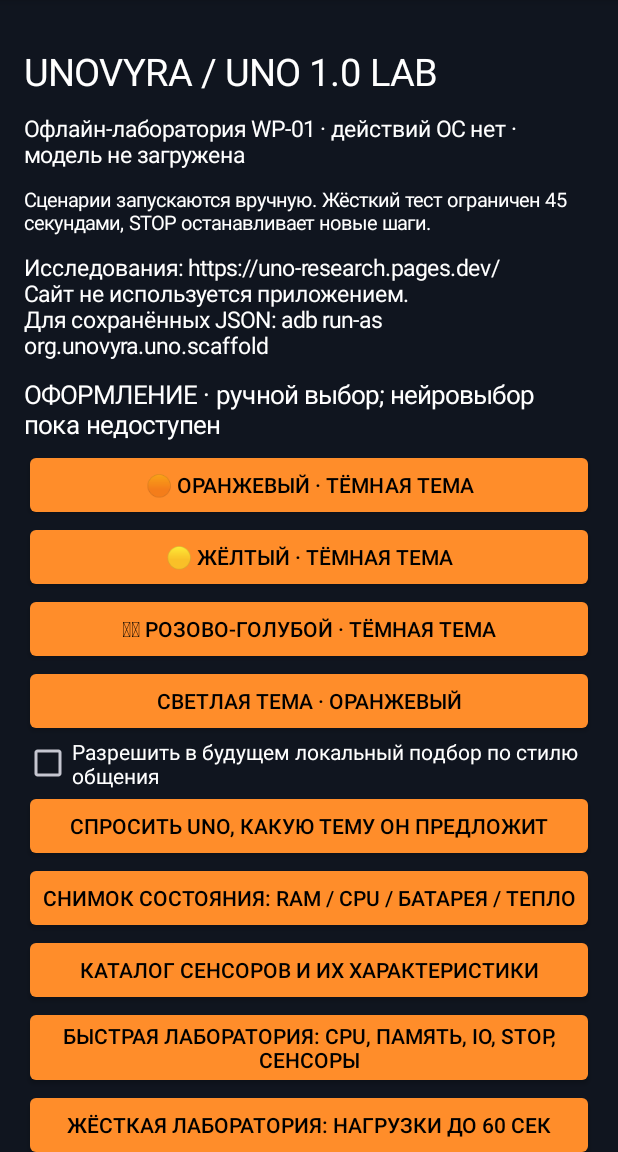
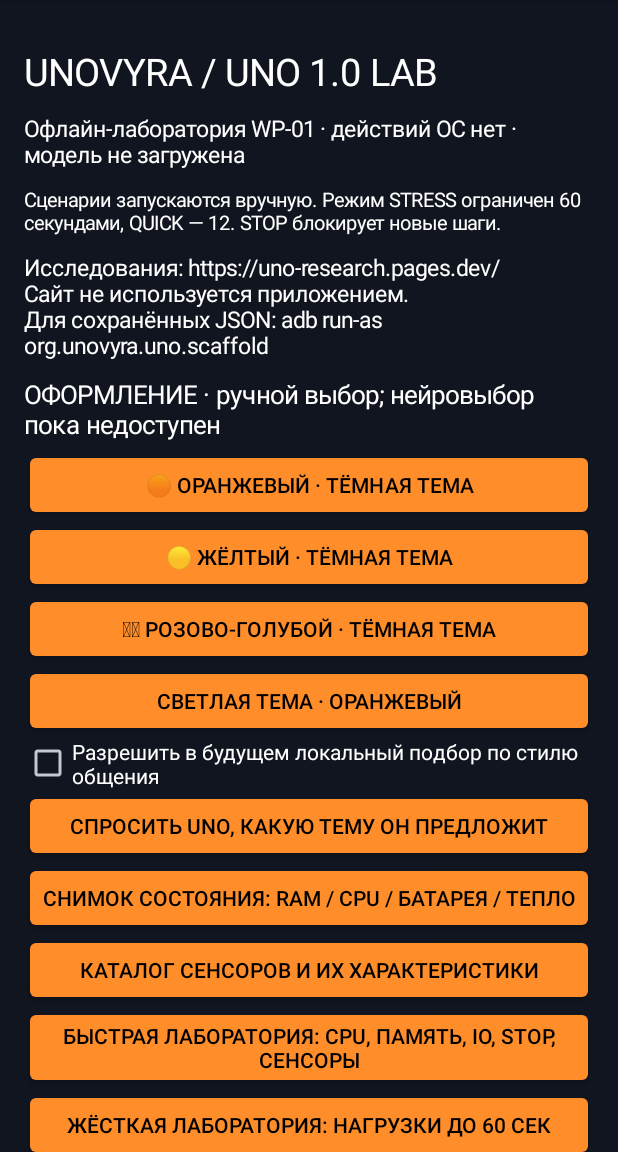
Before and after one commit to ivankondral1998-dot/UNO-android-AI-Agent, an Android app: the screen it shows after launch (UnoActivity), on a phone screen of 412 x 824 dp, the part 84-1236 px from its top. Run offline under Robolectric (Android 15) with nearby library versions, the phone set to English and light mode, and no system bars.

Commit message:
fix(uno-lab-ui): display real quick/stress time limits without misleading claim

```diff
--- a/android/app/src/main/kotlin/org/unovyra/uno/UnoActivity.kt
+++ b/android/app/src/main/kotlin/org/unovyra/uno/UnoActivity.kt
@@ -105,7 +105,7 @@ class UnoActivity : Activity() {
         root.addView(label("UNOVYRA / UNO 1.0 LAB",25f))
         status=label("Офлайн-лаборатория WP-01 · действий ОС нет · модель не загружена")
         root.addView(status)
-        root.addView(label("Сценарии запускаются вручную. Жёсткий тест ограничен 45 секундами, STOP останавливает новые шаги.",13f))
+        root.addView(label("Сценарии запускаются вручную. Режим STRESS ограничен 60 секундами, QUICK — 12. STOP блокирует новые шаги.",13f))
         report=label("Исследования: https://uno-research.pages.dev/\nСайт не используется приложением. \nДля сохранённых JSON: adb run-as org.unovyra.uno.scaffold")
         root.addView(report)
         fun button(text:String,onClick:()->Unit) {
```
